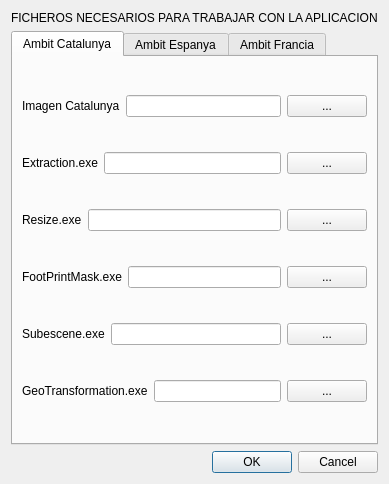
First picture: the form in App/dialogpre.ui, repository tonilogar/ToolsPcot, before the edit.
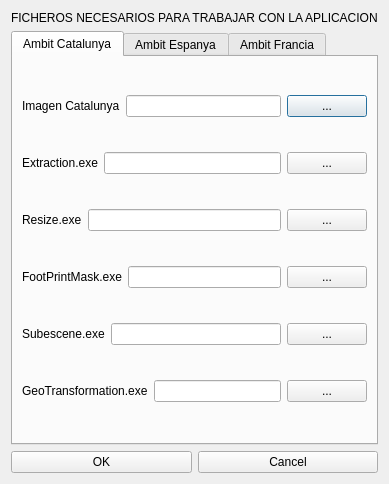
Second picture: the form after the edit. The open tabs and pages were chosen to show the change.

Commit message: El puntero al objeto DialogPre creado en la clase alertFileJson me da un error

```diff
--- a/App/dialogpre.ui
+++ b/App/dialogpre.ui
@@ -450,14 +450,22 @@
     </widget>
    </item>
    <item>
-    <widget class="QDialogButtonBox" name="buttonBox">
-     <property name="orientation">
-      <enum>Qt::Horizontal</enum>
-     </property>
-     <property name="standardButtons">
-      <set>QDialogButtonBox::Cancel|QDialogButtonBox::Ok</set>
-     </property>
-    </widget>
+    <layout class="QHBoxLayout" name="horizontalLayout_5">
+     <item>
+      <widget class="QPushButton" name="pushButtonOk">
+       <property name="text">
+        <string>OK</string>
+       </property>
+      </widget>
+     </item>
+     <item>
+      <widget class="QPushButton" name="pushButtonCancel">
+       <property name="text">
+        <string>Cancel</string>
+       </property>
+      </widget>
+     </item>
+    </layout>
    </item>
   </layout>
  </widget>
```
Left out of the diff: 37 changed lines with no effect on the pictures. The commit also changes 10 other files.
